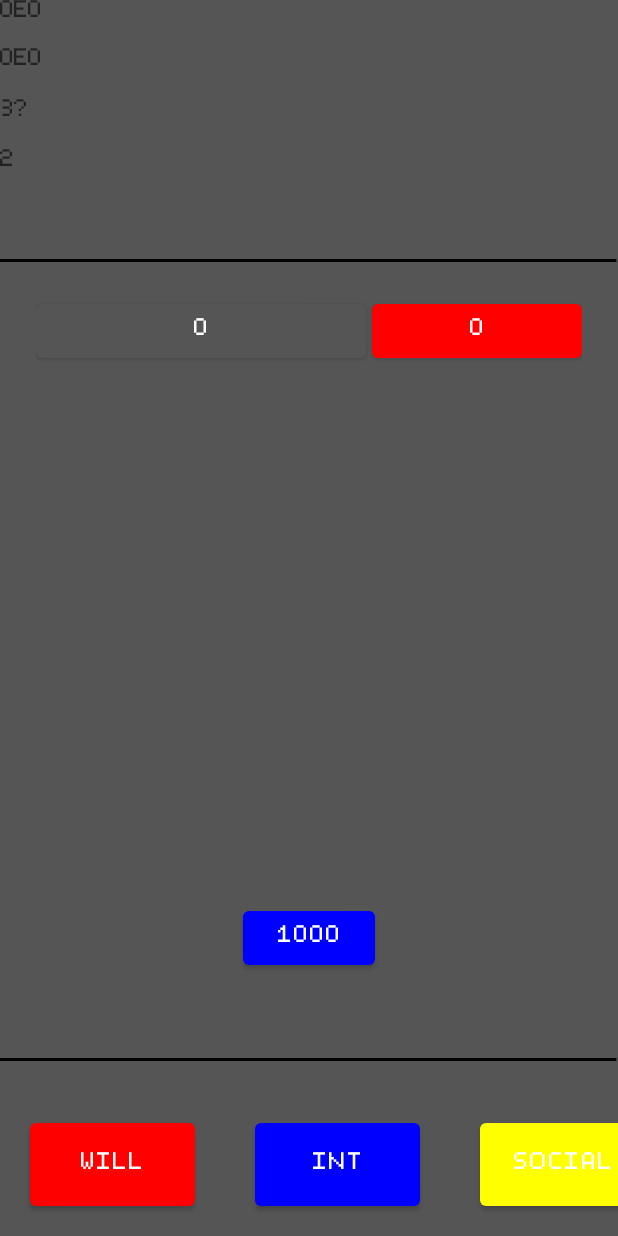
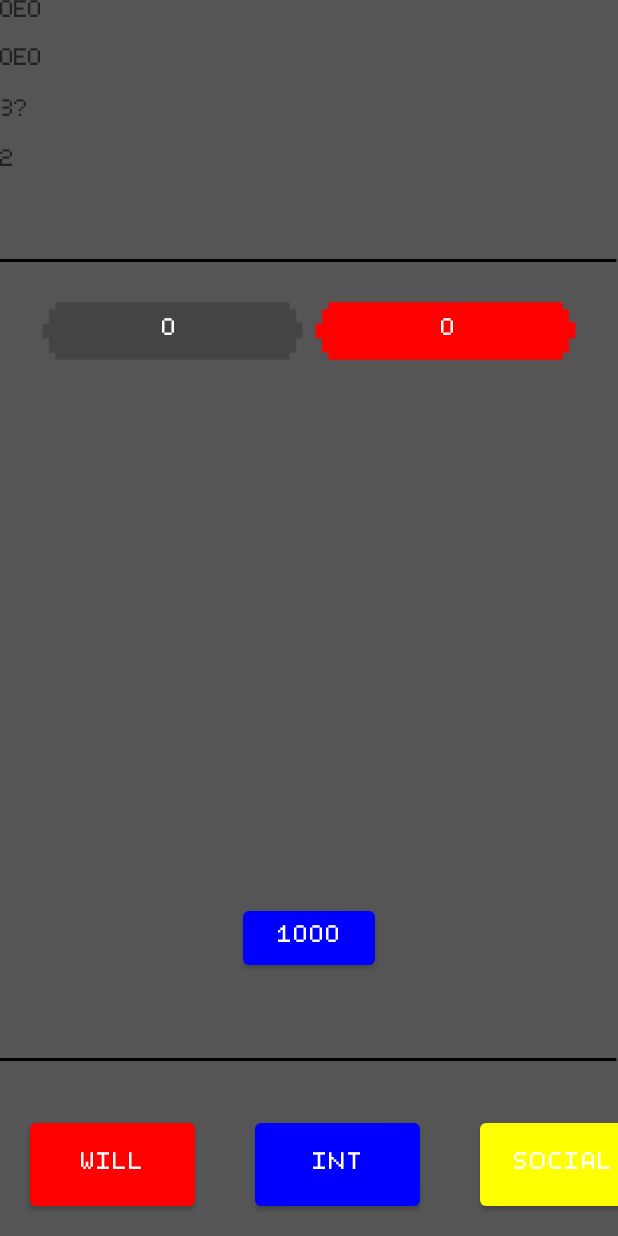
Before and after one commit to MilesAlfrey/IdleLife, an Android app: the screen it shows after launch (MainActivity), on a phone screen of 412 x 824 dp. Run offline under Robolectric (Android 15) with nearby library versions, the phone set to English and light mode, and no system bars; our stand-ins replace navigation-ui.

Commit message:
Made Will buttons pixelated

```diff
--- a/app/src/main/java/com/example/idlelife/Fragments/WillFragment.java
+++ b/app/src/main/java/com/example/idlelife/Fragments/WillFragment.java
@@ -2,6 +2,7 @@ package com.example.idlelife.Fragments;
 
 import android.content.Context;
 import android.content.SharedPreferences;
+import android.content.res.ColorStateList;
 import android.os.Bundle;
 import android.os.Handler;
 import android.view.LayoutInflater;
@@ -10,10 +11,12 @@ import android.view.ViewGroup;
 
 
 import androidx.annotation.NonNull;
+import androidx.core.view.ViewCompat;
 import androidx.fragment.app.Fragment;
 
 
 import com.example.idlelife.MiscMethods;
+import com.example.idlelife.R;
 import com.example.idlelife.databinding.FragmentWillBinding;
 
 
@@ -138,31 +141,39 @@ public class WillFragment extends Fragment  {
 
 
             if (score >= cost1) {//Stops it going on forever.
-                binding.WillBuy1.setBackgroundColor(0xffff0000); //Stop if red
+                ViewCompat.setBackgroundTintList(binding.WillBuy1,ColorStateList.valueOf(getResources().getColor(R.color.WillColour)));
+                //binding.WillBuy1.setBackgroundColor(0xffff0000); //Stop if red
             }
             else{
-                binding.WillBuy1.setBackgroundColor(0xff555555);
+                ViewCompat.setBackgroundTintList(binding.WillBuy1,ColorStateList.valueOf(getResources().getColor(R.color.DarkWill)));
+                //binding.WillBuy1.setBackgroundColor(0xff555555);
             }
 
             if (score >= cost2) {//Stops it going on forever.
-                binding.WillBuy2.setBackgroundColor(0xffff0000); //Stop if red
+                ViewCompat.setBackgroundTintList(binding.WillBuy2,ColorStateList.valueOf(getResources().getColor(R.color.WillColour)));
+                //binding.WillBuy2.setBackgroundColor(0xffff0000); //Stop if red
             }
             else{
-                binding.WillBuy2.setBackgroundColor(0xff555555);
+                ViewCompat.setBackgroundTintList(binding.WillBuy2,ColorStateList.valueOf(getResources().getColor(R.color.DarkWill)));
+                //binding.WillBuy2.setBackgroundColor(0xff555555);
             }
 
             if (score >= cost3) {//Stops it going on forever.
-                binding.WillBuy3.setBackgroundColor(0xffff0000); //Stop if red
+                ViewCompat.setBackgroundTintList(binding.WillBuy3,ColorStateList.valueOf(getResources().getColor(R.color.WillColour)));
+                //binding.WillBuy3.setBackgroundColor(0xffff0000); //Stop if red
             }
             else{
-                binding.WillBuy3.setBackgroundColor(0xff555555);
+                ViewCompat.setBackgroundTintList(binding.WillBuy3,ColorStateList.valueOf(getResources().getColor(R.color.DarkWill)));
+                //binding.WillBuy3.setBackgroundColor(0xff555555);
             }
 
             if (score >= cost4) {//Stops it going on forever.
-                binding.WillBuy4.setBackgroundColor(0xffff0000); //Stop if red
+                ViewCompat.setBackgroundTintList(binding.WillBuy4,ColorStateList.valueOf(getResources().getColor(R.color.WillColour)));
+                //binding.WillBuy4.setBackgroundColor(0xffff0000); //Stop if red
             }
             else{
-                binding.WillBuy4.setBackgroundColor(0xff555555);
+                ViewCompat.setBackgroundTintList(binding.WillBuy4,ColorStateList.valueOf(getResources().getColor(R.color.DarkWill)));
+                //binding.WillBuy4.setBackgroundColor(0xff555555);
             }
 
             int age = saves.getInt("Age",0);
--- a/app/src/main/res/layout/fragment_will.xml
+++ b/app/src/main/res/layout/fragment_will.xml
@@ -60,13 +60,16 @@
 
                 <Button
                     android:id="@+id/WillDescrip1"
-                    android:layout_width="168dp"
+                    android:layout_width="wrap_content"
                     android:layout_height="wrap_content"
                     android:layout_weight="1"
+                    android:background="@drawable/buttonwithoutside"
                     android:checkable="false"
                     android:clickable="false"
-                    android:insetRight="2dp"
+                    android:insetRight="4dp"
                     android:text="Button"
+                    app:backgroundTint="@color/Darker_Grey"
+                    app:backgroundTintMode="src_in"
                     app:rippleColor="#00FFFFFF" />
 
                 <Button
@@ -74,10 +77,13 @@
                     android:layout_width="wrap_content"
                     android:layout_height="wrap_content"
                     android:layout_weight="1"
-                    android:insetLeft="2dp"
+                    android:background="@drawable/buttonwithoutside"
+                    android:checkable="false"
+                    android:clickable="false"
+                    android:insetLeft="4dp"
                     android:text="Button"
                     app:backgroundTint="@color/WillColour"
-                    app:iconTint="#00FFFFFF"
+                    app:backgroundTintMode="src_in"
                     app:rippleColor="#00FFFFFF" />
             </LinearLayout>
 
@@ -91,11 +97,13 @@
                     android:layout_width="168dp"
                     android:layout_height="wrap_content"
                     android:layout_weight="1"
+                    android:background="@drawable/buttonwithoutside"
                     android:checkable="false"
                     android:clickable="false"
                     android:insetRight="2dp"
                     android:text="Button"
                     android:visibility="gone"
+                    app:backgroundTint="@color/Darker_Grey"
                     app:rippleColor="#00FFFFFF"
                     tools:visibility="visible" />
 
@@ -104,6 +112,7 @@
                     android:layout_width="wrap_content"
                     android:layout_height="wrap_content"
                     android:layout_weight="1"
+                    android:background="@drawable/buttonwithoutside"
                     android:insetLeft="2dp"
                     android:text="Button"
                     android:visibility="gone"
@@ -122,11 +131,13 @@
                     android:layout_width="168dp"
                     android:layout_height="wrap_content"
                     android:layout_weight="1"
+                    android:background="@drawable/buttonwithoutside"
                     android:checkable="false"
                     android:clickable="false"
                     android:insetRight="2dp"
                     android:text="Button"
                     android:visibility="gone"
+                    app:backgroundTint="@color/Darker_Grey"
                     app:rippleColor="#00FFFFFF"
                     tools:visibility="visible" />
 
@@ -135,6 +146,7 @@
                     android:layout_width="wrap_content"
                     android:layout_height="wrap_content"
                     android:layout_weight="1"
+                    android:background="@drawable/buttonwithoutside"
                     android:insetLeft="2dp"
                     android:text="Button"
                     android:visibility="gone"
@@ -153,11 +165,13 @@
                     android:layout_width="168dp"
                     android:layout_height="wrap_content"
                     android:layout_weight="1"
+                    android:background="@drawable/buttonwithoutside"
                     android:checkable="false"
                     android:clickable="false"
                     android:insetRight="2dp"
                     android:text="Button"
                     android:visibility="gone"
+                    app:backgroundTint="@color/Darker_Grey"
                     app:rippleColor="#00FFFFFF"
                     tools:visibility="visible" />
 
@@ -166,6 +180,7 @@
                     android:layout_width="wrap_content"
                     android:layout_height="wrap_content"
                     android:layout_weight="1"
+                    android:background="@drawable/buttonwithoutside"
                     android:insetLeft="2dp"
                     android:text="Button"
                     android:visibility="gone"
@@ -173,6 +188,7 @@
                     app:rippleColor="#00FFFFFF"
                     tools:visibility="visible" />
             </LinearLayout>
+
         </LinearLayout>
     </ScrollView>
 
```
Also changed, not shown: app/src/main/java/com/example/idlelife/MiscMethods.java (+15 -2 lines), app/src/main/res/drawable/buttonwithoutside.png (added).
